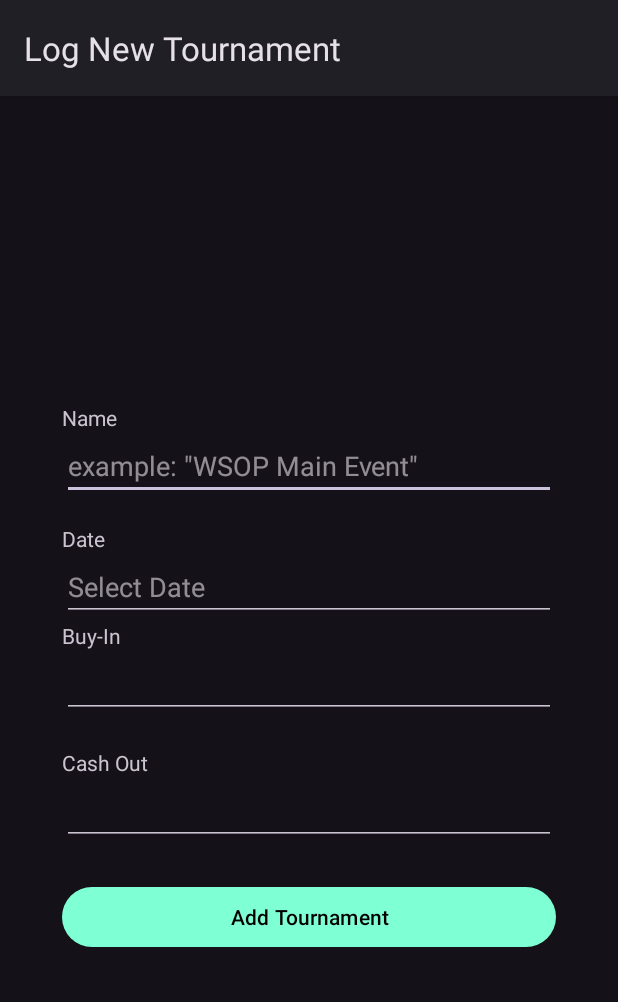
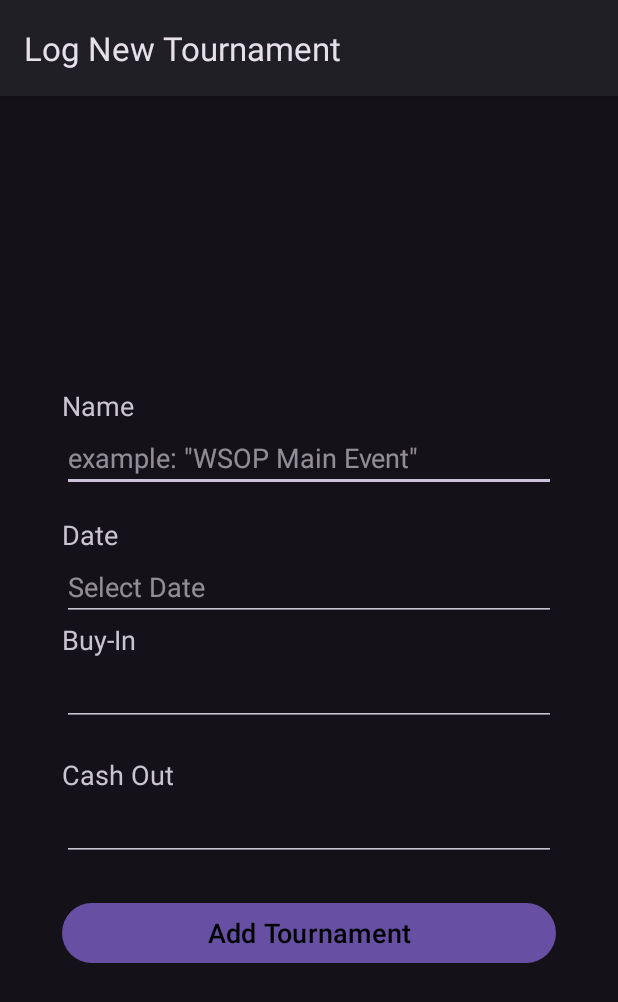
Before and after one commit to sgaona21/PokerSessionTracker, an Android app: the Tournament screen opened directly, with no data from a screen before it, on a phone screen of 412 x 824 dp. Shown: the top 1002 px of the screen. Run offline under Robolectric (Android 15) with nearby library versions, the phone set to English and light mode, and no system bars.

Commit message:
all xml files edited

```diff
--- a/app/src/main/res/layout/activity_tournament.xml
+++ b/app/src/main/res/layout/activity_tournament.xml
@@ -1,4 +1,5 @@
 <?xml version="1.0" encoding="utf-8"?>
+<!--    Steven Gaona, CIS165DA 20747, STE2342585-->
 <androidx.constraintlayout.widget.ConstraintLayout xmlns:android="http://schemas.android.com/apk/res/android"
     xmlns:app="http://schemas.android.com/apk/res-auto"
     xmlns:tools="http://schemas.android.com/tools"
@@ -23,11 +24,13 @@
             android:layout_height="wrap_content"
             android:layout_width="wrap_content"
             android:text="@string/tournNameTV"
+            android:textSize="18sp"
             android:layout_marginTop="16dp"/>
         <EditText
             android:id="@+id/tournNameInput"
             android:layout_width="match_parent"
             android:layout_height="wrap_content"
+            android:textSize="18sp"
             android:hint="@string/tournNameHint"/>
 
         <TextView
@@ -35,11 +38,13 @@
             android:layout_height="wrap_content"
             android:layout_width="wrap_content"
             android:text="@string/tournDate"
+            android:textSize="18sp"
             android:layout_marginTop="16dp"/>
         <EditText
             android:id="@+id/tournDateInput"
             android:layout_width="match_parent"
             android:layout_height="wrap_content"
+            android:textSize="18sp"
             android:focusable="false"
             android:hint="@string/tournDateHint"/>
 
@@ -47,11 +52,13 @@
             android:id="@+id/tournamentBuyInTV"
             android:layout_height="wrap_content"
             android:layout_width="wrap_content"
+            android:textSize="18sp"
             android:text="@string/tournamentBuyInTV" />
         <EditText
             android:id="@+id/tournBuyInInput"
             android:layout_width="match_parent"
             android:layout_height="wrap_content"
+            android:textSize="18sp"
             android:inputType="number" />
 
         <TextView
@@ -59,11 +66,13 @@
             android:layout_height="wrap_content"
             android:layout_width="wrap_content"
             android:text="@string/tournamentCashOutTV"
+            android:textSize="18sp"
             android:layout_marginTop="20dp"/>
         <EditText
             android:id="@+id/tournCashOutInput"
             android:layout_width="match_parent"
             android:layout_height="wrap_content"
+            android:textSize="18sp"
             android:inputType="number" />
 
         <Button
@@ -71,8 +80,8 @@
             android:layout_width="match_parent"
             android:layout_height="wrap_content"
             android:text="@string/addTournamentButton"
+            android:textSize="18sp"
             android:layout_marginTop="24dp" />
-
 
     </LinearLayout>
 
--- a/app/src/main/res/layout/activity_web_view.xml
+++ b/app/src/main/res/layout/activity_web_view.xml
@@ -1,4 +1,5 @@
 <?xml version="1.0" encoding="utf-8"?>
+<!--    Steven Gaona, CIS165DA 20747, STE2342585-->
 <LinearLayout xmlns:android="http://schemas.android.com/apk/res/android"
     android:orientation="vertical"
     android:layout_width="match_parent"
--- a/app/src/main/res/layout/session_list_item.xml
+++ b/app/src/main/res/layout/session_list_item.xml
@@ -1,4 +1,5 @@
 <?xml version="1.0" encoding="utf-8"?>
+<!--    Steven Gaona, CIS165DA 20747, STE2342585-->
 <LinearLayout xmlns:android="http://schemas.android.com/apk/res/android"
     android:layout_width="match_parent"
     android:layout_height="wrap_content"
@@ -16,7 +17,6 @@
             android:id="@+id/sessionDetailsText"
             android:layout_width="wrap_content"
             android:layout_height="wrap_content"
-            android:text="Session Info"
             android:textSize="16sp" />
     </LinearLayout>
 
@@ -24,5 +24,5 @@
         android:id="@+id/deleteButton"
         android:layout_width="wrap_content"
         android:layout_height="wrap_content"
-        android:text="Delete" />
+        android:text="@string/deleteSession" />
 </LinearLayout>
--- a/app/src/main/res/values/strings.xml
+++ b/app/src/main/res/values/strings.xml
@@ -29,4 +29,5 @@
     <string name="tournTotalProfit">Total Profit: $</string>
     <string name="totalROI">ROI: %</string>
     <string name="totalTournCashes">Total Cashes:</string>
+    <string name="deleteSession">Delete</string>
 </resources>
```
